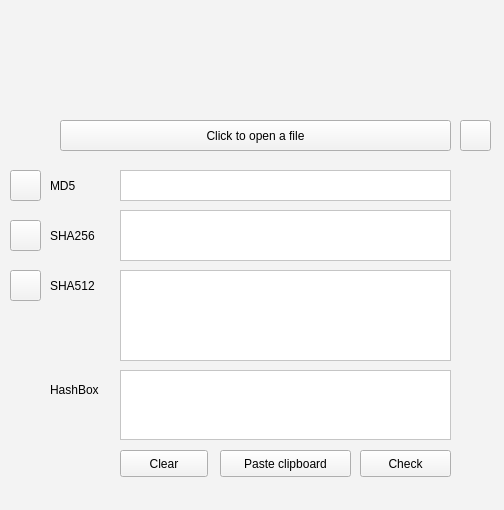
The window that ui/MainWindow.ui (Rizwan-Hasan/Hash-Checker-OLD) describes before a commit, drawn with Qt 5.
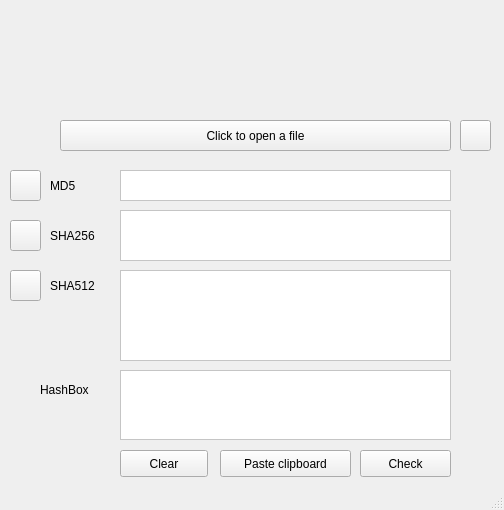
The same window after the commit. Icons and pictures are not drawn.

```diff
--- a/ui/MainWindow.ui
+++ b/ui/MainWindow.ui
@@ -26,7 +26,7 @@
    <string>MainWindow</string>
   </property>
   <property name="styleSheet">
-   <string notr="true">background-color: rgb(243, 243, 243);</string>
+   <string notr="true"/>
   </property>
   <property name="documentMode">
    <bool>false</bool>
@@ -335,9 +335,9 @@
    <widget class="QLabel" name="labelHashBox">
     <property name="geometry">
      <rect>
-      <x>50</x>
+      <x>40</x>
       <y>380</y>
-      <width>61</width>
+      <width>71</width>
       <height>21</height>
      </rect>
     </property>
```
